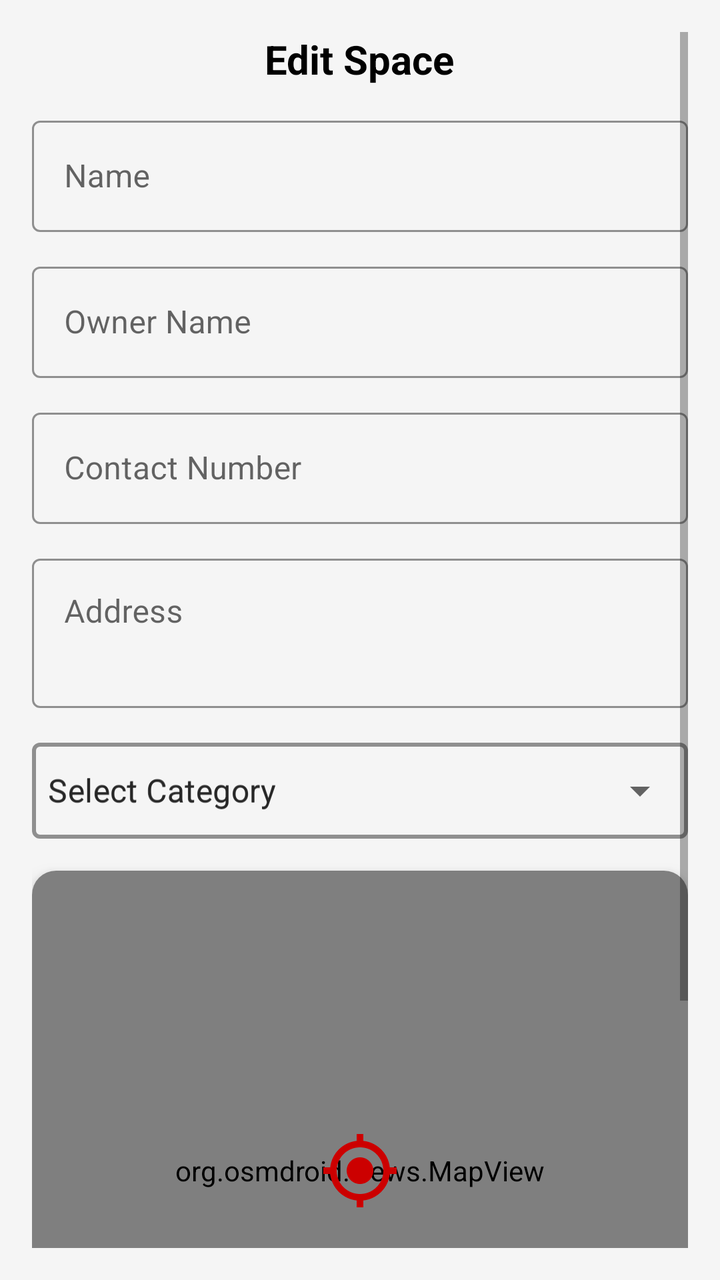
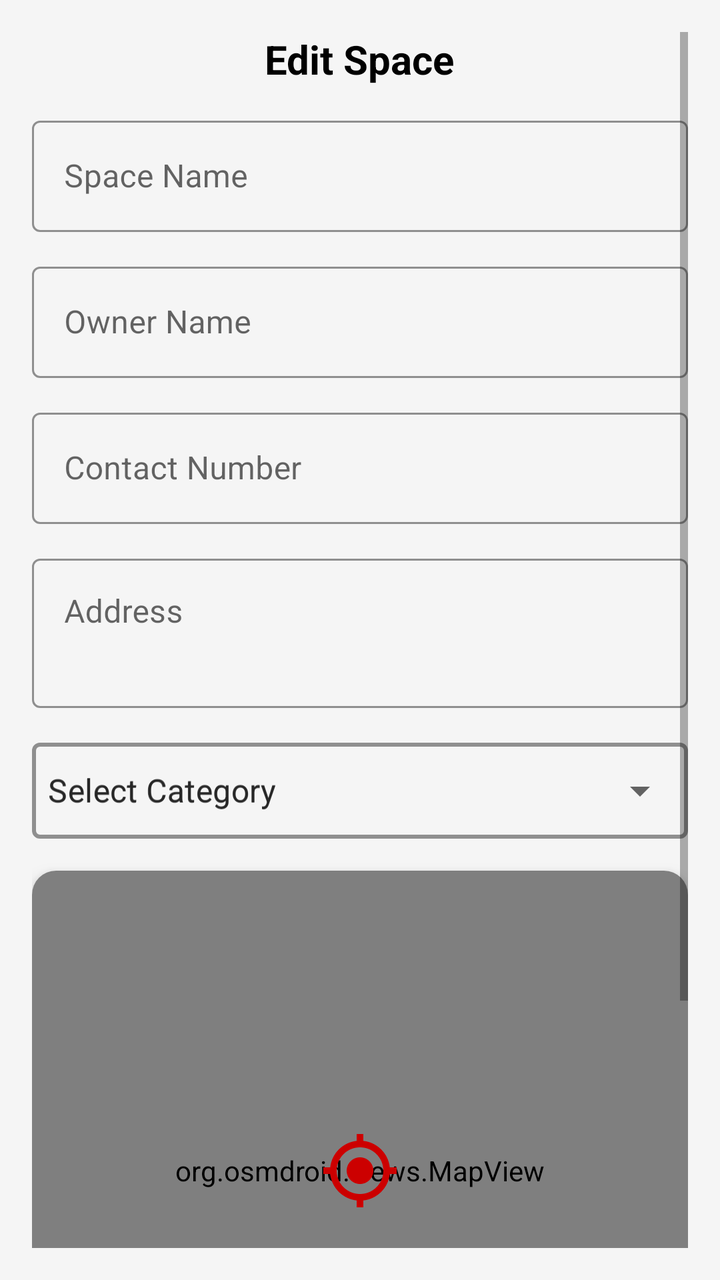

Before-and-after screenshots of an Android layout around one commit, followed by the original layout XML and the change that was made.
<!-- AndroidManifest.xml: application theme Theme.FYSA -->
<!-- res/layout/fragment_edit_space.xml -->
<?xml version="1.0" encoding="utf-8"?>
<ScrollView xmlns:android="http://schemas.android.com/apk/res/android"
    xmlns:app="http://schemas.android.com/apk/res-auto"
    xmlns:tools="http://schemas.android.com/tools"
    android:layout_width="match_parent"
    android:layout_height="match_parent"
    android:fillViewport="true"
    android:padding="16dp">

    <LinearLayout
        android:id="@+id/formContainer"
        android:layout_width="match_parent"
        android:layout_height="wrap_content"
        android:gravity="center_horizontal"
        android:orientation="vertical">

        
        <TextView
            android:id="@+id/txtCategory"
            android:layout_width="wrap_content"
            android:layout_height="wrap_content"
            android:layout_gravity="center_horizontal"
            android:layout_marginBottom="12dp"
            android:text="Edit Space"
            android:textColor="@color/textPrimary"
            android:textSize="20sp"
            android:textStyle="bold" />

        
        <com.google.android.material.textfield.TextInputLayout
            android:id="@+id/eNameLayout"
            style="@style/Widget.MaterialComponents.TextInputLayout.OutlinedBox"
            android:layout_width="match_parent"
            android:layout_height="wrap_content"
            android:hint="Name"
            app:boxBackgroundMode="outline"
            app:boxStrokeColor="@color/linkText"
            app:hintTextColor="@color/textSecondary">

            <com.google.android.material.textfield.TextInputEditText
                android:id="@+id/inputName"
                android:layout_width="match_parent"
                android:layout_height="wrap_content"
                android:textColor="@color/textPrimary"
                android:textColorHint="@color/textSecondary"/>
        </com.google.android.material.textfield.TextInputLayout>

        
        <com.google.android.material.textfield.TextInputLayout
            android:id="@+id/eOwnerNameLayout"
            style="@style/Widget.MaterialComponents.TextInputLayout.OutlinedBox"
            android:layout_width="match_parent"
            android:layout_height="wrap_content"
            android:layout_marginTop="12dp"
            android:hint="Owner Name"
            app:boxBackgroundMode="outline"
            app:boxStrokeColor="@color/linkText"
            app:hintTextColor="@color/textSecondary">

            <com.google.android.material.textfield.TextInputEditText
                android:id="@+id/inputOwnerName"
                android:layout_width="match_parent"
                android:layout_height="wrap_content"
                android:inputType="textPersonName"
                android:textColor="@color/textPrimary"
                android:textColorHint="@color/textSecondary"/>
        </com.google.android.material.textfield.TextInputLayout>

        
        <com.google.android.material.textfield.TextInputLayout
            android:id="@+id/eContactLayout"
            style="@style/Widget.MaterialComponents.TextInputLayout.OutlinedBox"
            android:layout_width="match_parent"
            android:layout_height="wrap_content"
            android:layout_marginTop="12dp"
            android:hint="Contact Number"
            app:boxBackgroundMode="outline"
            app:boxStrokeColor="@color/linkText"
            app:hintTextColor="@color/textSecondary">

            <com.google.android.material.textfield.TextInputEditText
                android:id="@+id/inputContact"
                android:layout_width="match_parent"
                android:layout_height="wrap_content"
                android:inputType="phone"
                android:textColor="@color/textPrimary"
                android:textColorHint="@color/textSecondary"/>
        </com.google.android.material.textfield.TextInputLayout>

        
        <com.google.android.material.textfield.TextInputLayout
            android:id="@+id/eAddressLayout"
            style="@style/Widget.MaterialComponents.TextInputLayout.OutlinedBox"
            android:layout_width="match_parent"
            android:layout_height="wrap_content"
            android:layout_marginTop="12dp"
            android:hint="Address"
            app:boxBackgroundMode="outline"
            app:boxStrokeColor="@color/linkText"
            app:hintTextColor="@color/textSecondary">

            <com.google.android.material.textfield.TextInputEditText
                android:id="@+id/inputAddress"
                android:layout_width="match_parent"
                android:layout_height="wrap_content"
                android:gravity="top|start"
                android:inputType="textMultiLine"
                android:minLines="2"
                android:textColor="@color/textPrimary"
                android:textColorHint="@color/textSecondary"/>
        </com.google.android.material.textfield.TextInputLayout>

        
        <com.google.android.material.textfield.TextInputLayout
            android:id="@+id/eCategoryLayout"
            style="@style/Widget.MaterialComponents.TextInputLayout.OutlinedBox.ExposedDropdownMenu"
            android:layout_width="match_parent"
            android:layout_height="wrap_content"
            android:dropDownWidth="match_parent"
            android:dropDownHeight="wrap_content"
            android:layout_marginTop="12dp"
            android:hint="Select Category"
            app:boxStrokeColor="@color/linkText"
            app:boxStrokeWidth="2dp"
            app:boxBackgroundMode="outline"
            app:hintTextColor="@color/textSecondary">

            <com.google.android.material.textfield.MaterialAutoCompleteTextView
                android:id="@+id/spinnerCategory"
                android:layout_width="match_parent"
                android:layout_height="wrap_content"
                android:ellipsize="end"
                android:hint="@string/spinner_category"
                android:inputType="none"
                android:minHeight="48dp"
                android:padding="8dp"
                android:scrollbars="vertical"
                android:singleLine="true"
                android:textColor="@color/textPrimary"
                android:textSize="16sp"
                tools:ignore="SpeakableTextPresentCheck" />
        </com.google.android.material.textfield.TextInputLayout>

        
        <androidx.cardview.widget.CardView
            android:layout_width="match_parent"
            android:layout_height="300dp"
            android:layout_marginTop="16dp"
            app:cardCornerRadius="12dp"
            app:cardElevation="6dp">

            <RelativeLayout
                android:layout_width="match_parent"
                android:layout_height="match_parent">

                <org.osmdroid.views.MapView
                    android:id="@+id/mapView"
                    android:layout_width="match_parent"
                    android:layout_height="match_parent" />

                <ImageView
                    android:id="@+id/crosshair"
                    android:layout_width="40dp"
                    android:layout_height="40dp"
                    android:layout_centerInParent="true"
                    android:src="@drawable/ic_crosshair"
                    app:tint="@android:color/holo_red_dark" />

                <com.google.android.material.floatingactionbutton.FloatingActionButton
                    android:id="@+id/btnMyLocation"
                    android:layout_width="wrap_content"
                    android:layout_height="wrap_content"
                    android:layout_alignParentEnd="true"
                    android:layout_alignParentBottom="true"
                    android:layout_margin="16dp"
                    android:contentDescription="My Location"
                    android:src="@drawable/ic_my_location"
                    app:backgroundTint="@color/linkText" />
            </RelativeLayout>
        </androidx.cardview.widget.CardView>

        
        <com.google.android.material.button.MaterialButton
            android:id="@+id/btnSubmit"
            style="@style/Widget.MaterialComponents.Button"
            android:layout_width="match_parent"
            android:layout_height="wrap_content"
            android:layout_marginTop="20dp"
            android:text="Save Changes"
            app:cornerRadius="8dp" />

    </LinearLayout>
</ScrollView>
<!-- resources referenced by this layout -->
<resources>
  <color name="linkText">#2196F3</color>
  <color name="textPrimary">#000000</color>
  <color name="textSecondary">#555555</color>
  <!-- drawable ic_crosshair (drawable) -->
  <?xml version="1.0" encoding="utf-8"?>
  <vector xmlns:android="http://schemas.android.com/apk/res/android"
      android:width="24dp"
      android:height="24dp"
      android:viewportWidth="24"
      android:viewportHeight="24">
  
      <path
          android:pathData="M0 0h24v24H0z" />
      <path
          android:fillColor="#000000"
          android:pathData="M12 8c-2.21 0-4 1.79-4 4s1.79 4 4 4 4-1.79 4-4-1.79-4-4-4zm8.94 3c-0.46-4.17-3.77-7.48-7.94-7.94V1h-2v2.06C6.83 3.52 3.52 6.83 3.06 11H1v2h2.06c0.46 4.17 3.77 7.48 7.94 7.94V23h2v-2.06c4.17-0.46 7.48-3.77 7.94-7.94H23v-2h-2.06zM12 19c-3.87 0-7-3.13-7-7s3.13-7 7-7 7 3.13 7 7-3.13 7-7 7z" />
  </vector>
  <!-- drawable ic_my_location (drawable) -->
  <?xml version="1.0" encoding="utf-8"?>
  <vector xmlns:android="http://schemas.android.com/apk/res/android"
      android:width="24dp"
      android:height="24dp"
      android:viewportWidth="24"
      android:viewportHeight="24">
  
      <path
          android:pathData="M0 0h24v24H0z" />
      <path
          android:fillColor="#000000"
          android:pathData="M12 2C8.13 2 5 5.13 5 9c0 5.25 7 13 7 13s7-7.75 7-13c0-3.87-3.13-7-7-7zm0 9.5c-1.38 0-2.5-1.12-2.5-2.5s1.12-2.5 2.5-2.5 2.5 1.12 2.5 2.5-1.12 2.5-2.5 2.5z" />
  </vector>
  <string name="spinner_category">Select Category</string>
  <style name="Theme.FYSA" parent="Theme.MaterialComponents.DayNight.NoActionBar">
          <item name="colorPrimary">@color/btnPrimary</item>
          <item name="colorPrimaryVariant">@color/btnPrimary</item>
          <item name="colorOnPrimary">@color/btnTextPrimary</item>
  
          <item name="colorSecondary">@color/btnSecondary</item>
          <item name="colorSecondaryVariant">@color/btnSecondary</item>
          <item name="colorOnSecondary">@color/btnTextSecondary</item>
  
          <item name="android:colorBackground">@color/bgColor</item>
          <item name="colorSurface">@color/bgColor</item>
          <item name="colorOnSurface">@color/textPrimary</item>
  
          <item name="android:statusBarColor" tools:targetApi="l">?attr/colorPrimary</item>
          <item name="android:windowLightStatusBar">true</item>
  
          <item name="materialButtonStyle">@style/Widget.MaterialComponents.Button</item>
          <item name="materialButtonOutlinedStyle">@style/Widget.MaterialComponents.Button.OutlinedButton</item>
      </style>
  <color name="btnPrimary">#3F51B5</color>
  <color name="btnTextPrimary">#FFFFFF</color>
  <color name="btnSecondary">#FF9800</color>
  <color name="btnTextSecondary">#FFFFFF</color>
  <color name="bgColor">#F5F5F5</color>
</resources>

<!-- the commit's change to res/layout/fragment_edit_space.xml (unified diff, before → after) -->
@@ -21,7 +21,7 @@
             android:layout_height="wrap_content"
             android:layout_gravity="center_horizontal"
             android:layout_marginBottom="12dp"
-            android:text="Edit Space"
+            android:text="@string/edit_space"
             android:textColor="@color/textPrimary"
             android:textSize="20sp"
             android:textStyle="bold" />
@@ -32,7 +32,7 @@
             style="@style/Widget.MaterialComponents.TextInputLayout.OutlinedBox"
             android:layout_width="match_parent"
             android:layout_height="wrap_content"
-            android:hint="Name"
+            android:hint="@string/Space_Name"
             app:boxBackgroundMode="outline"
             app:boxStrokeColor="@color/linkText"
             app:hintTextColor="@color/textSecondary">
@@ -42,7 +42,8 @@
                 android:layout_width="match_parent"
                 android:layout_height="wrap_content"
                 android:textColor="@color/textPrimary"
-                android:textColorHint="@color/textSecondary"/>
+                android:textColorHint="@color/textSecondary"
+                tools:ignore="TextContrastCheck,TouchTargetSizeCheck,VisualLintTextFieldSize" />
         </com.google.android.material.textfield.TextInputLayout>
 
         
@@ -52,7 +53,7 @@
             android:layout_width="match_parent"
             android:layout_height="wrap_content"
             android:layout_marginTop="12dp"
-            android:hint="Owner Name"
+            android:hint="@string/owner_name"
             app:boxBackgroundMode="outline"
             app:boxStrokeColor="@color/linkText"
             app:hintTextColor="@color/textSecondary">
@@ -63,7 +64,8 @@
                 android:layout_height="wrap_content"
                 android:inputType="textPersonName"
                 android:textColor="@color/textPrimary"
-                android:textColorHint="@color/textSecondary"/>
+                android:textColorHint="@color/textSecondary"
+                tools:ignore="TextContrastCheck,VisualLintTextFieldSize" />
         </com.google.android.material.textfield.TextInputLayout>
 
         
@@ -73,7 +75,7 @@
             android:layout_width="match_parent"
             android:layout_height="wrap_content"
             android:layout_marginTop="12dp"
-            android:hint="Contact Number"
+            android:hint="@string/contact_number"
             app:boxBackgroundMode="outline"
             app:boxStrokeColor="@color/linkText"
             app:hintTextColor="@color/textSecondary">
@@ -84,7 +86,8 @@
                 android:layout_height="wrap_content"
                 android:inputType="phone"
                 android:textColor="@color/textPrimary"
-                android:textColorHint="@color/textSecondary"/>
+                android:textColorHint="@color/textSecondary"
+                tools:ignore="TextContrastCheck,VisualLintTextFieldSize" />
         </com.google.android.material.textfield.TextInputLayout>
 
         
@@ -94,7 +97,7 @@
             android:layout_width="match_parent"
             android:layout_height="wrap_content"
             android:layout_marginTop="12dp"
-            android:hint="Address"
+            android:hint="@string/address"
             app:boxBackgroundMode="outline"
             app:boxStrokeColor="@color/linkText"
             app:hintTextColor="@color/textSecondary">
@@ -107,7 +110,8 @@
                 android:inputType="textMultiLine"
                 android:minLines="2"
                 android:textColor="@color/textPrimary"
-                android:textColorHint="@color/textSecondary"/>
+                android:textColorHint="@color/textSecondary"
+                tools:ignore="TextContrastCheck,VisualLintTextFieldSize" />
         </com.google.android.material.textfield.TextInputLayout>
 
         
@@ -119,7 +123,7 @@
             android:dropDownWidth="match_parent"
             android:dropDownHeight="wrap_content"
             android:layout_marginTop="12dp"
-            android:hint="Select Category"
+            android:hint="@string/select_category"
             app:boxStrokeColor="@color/linkText"
             app:boxStrokeWidth="2dp"
             app:boxBackgroundMode="outline"
@@ -138,7 +142,7 @@
                 android:singleLine="true"
                 android:textColor="@color/textPrimary"
                 android:textSize="16sp"
-                tools:ignore="SpeakableTextPresentCheck" />
+                tools:ignore="SpeakableTextPresentCheck,VisualLintTextFieldSize" />
         </com.google.android.material.textfield.TextInputLayout>
 
         
@@ -163,6 +167,7 @@
                     android:layout_width="40dp"
                     android:layout_height="40dp"
                     android:layout_centerInParent="true"
+                    android:contentDescription="@string/crosshair"
                     android:src="@drawable/ic_crosshair"
                     app:tint="@android:color/holo_red_dark" />
 
@@ -173,7 +178,7 @@
                     android:layout_alignParentEnd="true"
                     android:layout_alignParentBottom="true"
                     android:layout_margin="16dp"
-                    android:contentDescription="My Location"
+                    android:contentDescription="@string/my_location"
                     android:src="@drawable/ic_my_location"
                     app:backgroundTint="@color/linkText" />
             </RelativeLayout>
@@ -186,8 +191,11 @@
             android:layout_width="match_parent"
             android:layout_height="wrap_content"
             android:layout_marginTop="20dp"
-            android:text="Save Changes"
-            app:cornerRadius="8dp" />
+            android:backgroundTint="@color/btnSecondary"
+            android:text="@string/save_changes"
+            android:textColor="@color/textPrimary"
+            app:cornerRadius="8dp"
+            tools:ignore="TouchTargetSizeCheck,TextContrastCheck,VisualLintButtonSize" />
 
     </LinearLayout>
 </ScrollView>
<!-- resource entries referenced after the edit -->
@@ -31,6 +31,15 @@
           android:fillColor="#000000"
           android:pathData="M12 2C8.13 2 5 5.13 5 9c0 5.25 7 13 7 13s7-7.75 7-13c0-3.87-3.13-7-7-7zm0 9.5c-1.38 0-2.5-1.12-2.5-2.5s1.12-2.5 2.5-2.5 2.5 1.12 2.5 2.5-1.12 2.5-2.5 2.5z" />
   </vector>
+  <string name="Space_Name">Space Name</string>
+  <string name="address">Address</string>
+  <string name="contact_number">Contact Number</string>
+  <string name="crosshair">crosshair</string>
+  <string name="edit_space">Edit Space</string>
+  <string name="my_location">My Location</string>
+  <string name="owner_name">Owner Name</string>
+  <string name="save_changes">Save Changes</string>
+  <string name="select_category">Select Category</string>
   <string name="spinner_category">Select Category</string>
   <style name="Theme.FYSA" parent="Theme.MaterialComponents.DayNight.NoActionBar">
           <item name="colorPrimary">@color/btnPrimary</item>
